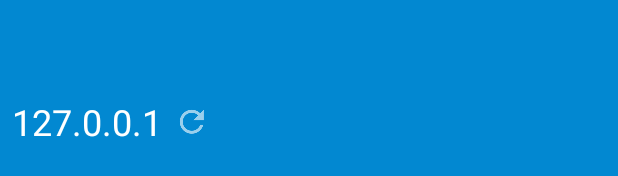
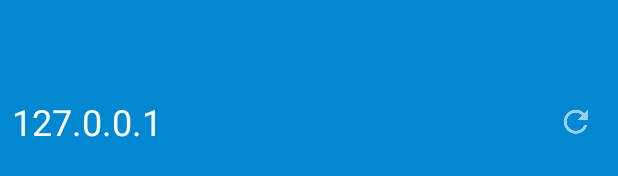
Before and after one commit to eddiellopez/ipwig, an Android app: the layout ip_widget_provider.xml on its own in the app's theme, with its tools: preview values and no code run, on a phone screen of 412 x 824 dp. Shown: the part 496-672 px from the top of the screen. Run offline under Robolectric (Android 15) with nearby library versions, the phone set to English and light mode, and no system bars.

Commit message:
Fix widget layout. Add padding and right alignment to refresh button. Increase minimum width to support the above.

```diff
--- a/app/src/main/res/layout/ip_widget_provider.xml
+++ b/app/src/main/res/layout/ip_widget_provider.xml
@@ -19,6 +19,7 @@
             android:layout_centerVertical="true"/>
 
     <ImageButton
+            android:padding="16dp"
             android:background="@color/colorBackground"
             android:layout_marginStart="8dp"
             android:tint="@color/colorWhite"
@@ -27,7 +28,7 @@
             android:src="@drawable/ic_refresh"
             android:contentDescription="@string/refresh_context_description"
             android:layout_height="wrap_content"
-            android:layout_toEndOf="@+id/appwidget_text"
-            android:layout_centerVertical="true"/>
+            android:layout_centerVertical="true"
+            android:layout_alignParentEnd="true"/>
 
 </RelativeLayout>
--- a/app/src/main/res/xml/ip_widget_provider_info.xml
+++ b/app/src/main/res/xml/ip_widget_provider_info.xml
@@ -1,7 +1,7 @@
 <?xml version="1.0" encoding="utf-8"?>
 <appwidget-provider
         xmlns:android="http://schemas.android.com/apk/res/android"
-        android:minWidth="160dp"
+        android:minWidth="280dp"
         android:minHeight="24dp"
         android:updatePeriodMillis="1800000"
         android:previewImage="@drawable/example_appwidget_preview"
```
